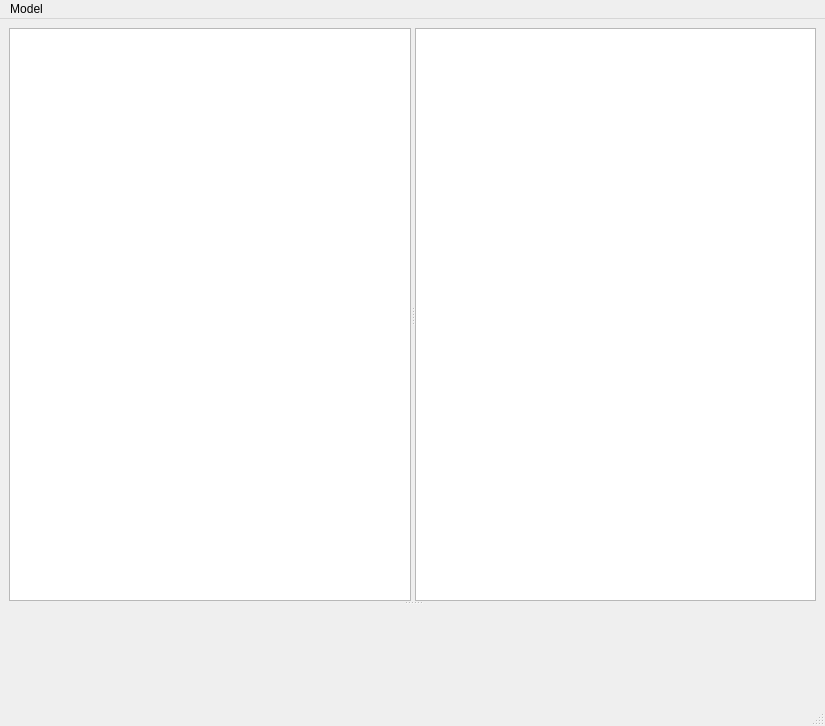
alars/Astade, file Source/AstadeView/MainWindow.ui: the form before one commit.
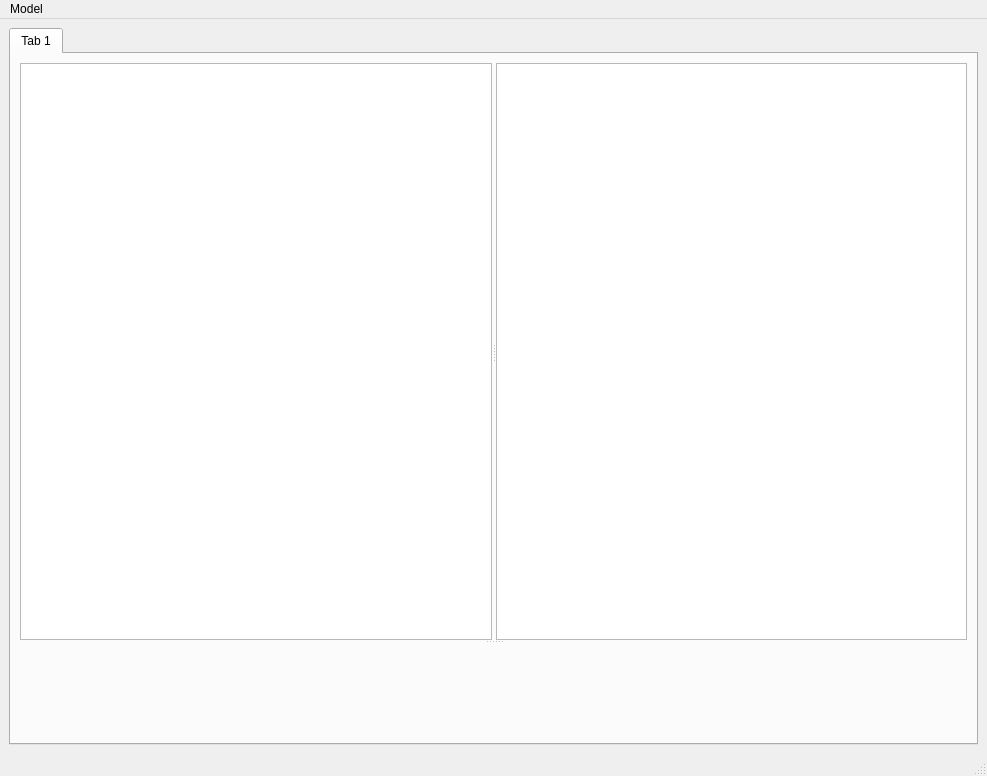
The form after the commit. Custom widgets are drawn as their Qt base class.

Commit message: Exit manu tool added. Tab Widget is added but need to implemented for multi Model opening.

```diff
--- a/Source/AstadeView/MainWindow.ui
+++ b/Source/AstadeView/MainWindow.ui
@@ -5,23 +5,25 @@
    <rect>
     <x>0</x>
     <y>0</y>
-    <width>825</width>
-    <height>726</height>
+    <width>987</width>
+    <height>776</height>
    </rect>
   </property>
   <property name="windowTitle" >
    <string>AstadeView</string>
   </property>
   <widget class="QWidget" name="centralwidget" >
-   <property name="geometry" >
-    <rect>
-     <x>0</x>
-     <y>22</y>
-     <width>825</width>
-     <height>682</height>
-    </rect>
-   </property>
-   <layout class="QVBoxLayout" >
+   <layout class="QHBoxLayout" name="horizontalLayout" >
+    <item>
+     <widget class="QTabWidget" name="tabWidget" >
+      <property name="currentIndex" >
+       <number>0</number>
+      </property>
+      <widget class="QWidget" name="tab" >
+       <attribute name="title" >
+        <string>Tab 1</string>
+       </attribute>
+       <layout class="QHBoxLayout" name="horizontalLayout_2" >
     <item>
      <widget class="QSplitter" name="splitter_2" >
       <property name="orientation" >
@@ -46,12 +48,16 @@
     </item>
    </layout>
   </widget>
+     </widget>
+    </item>
+   </layout>
+  </widget>
   <widget class="QMenuBar" name="menubar" >
    <property name="geometry" >
     <rect>
      <x>0</x>
      <y>0</y>
-     <width>825</width>
+     <width>987</width>
      <height>22</height>
     </rect>
    </property>
@@ -67,16 +73,7 @@
    </widget>
    <addaction name="menuModel" />
   </widget>
-  <widget class="QStatusBar" name="statusbar" >
-   <property name="geometry" >
-    <rect>
-     <x>0</x>
-     <y>704</y>
-     <width>825</width>
-     <height>22</height>
-    </rect>
-   </property>
-  </widget>
+  <widget class="QStatusBar" name="statusbar" />
   <action name="actionNix" >
    <property name="text" >
     <string>nix</string>
```
Left out of the diff: 19 changed lines with no effect on the pictures. Lines whose indentation alone changed are shown as unchanged. The commit also changes 2 other files.
